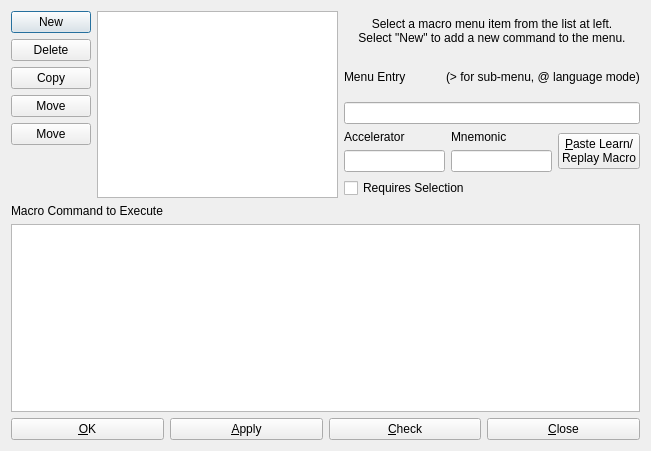
Old version of the form source/DialogWindowBackgroundMenu.ui in the repository eteran/nedit-ng.
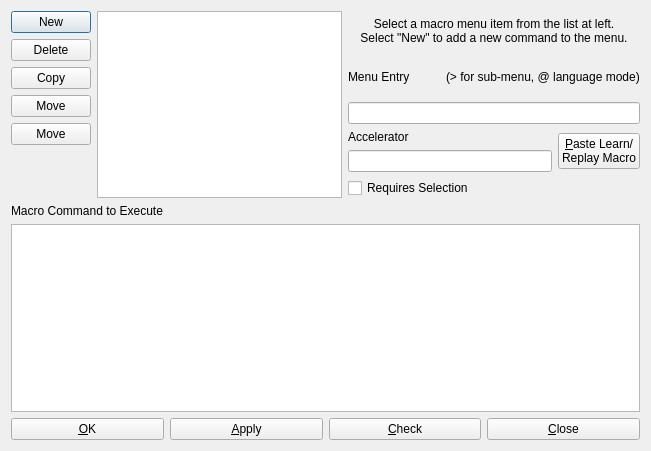
New version of the form. Icons and pictures are not drawn. Custom widgets are drawn as their Qt base class.

Commit message:
switching how mnemonics are handled to be inline with Qt's approach. It is more flexible for the user even if it isn't backwards compatible.
It should be a fairly simple migration though.

```diff
--- a/source/DialogWindowBackgroundMenu.ui
+++ b/source/DialogWindowBackgroundMenu.ui
@@ -151,24 +151,10 @@
            </property>
           </widget>
          </item>
-         <item row="0" column="1">
-          <widget class="QLabel" name="label_5">
-           <property name="text">
-            <string>Mnemonic</string>
-           </property>
-          </widget>
-         </item>
          <item row="1" column="0">
           <widget class="KeySequenceEdit" name="editAccelerator"/>
          </item>
-         <item row="1" column="1">
-          <widget class="QLineEdit" name="editMnemonic">
-           <property name="maxLength">
-            <number>1</number>
-           </property>
-          </widget>
-         </item>
-         <item row="0" column="2" rowspan="2">
+         <item row="0" column="1" rowspan="2">
           <widget class="QPushButton" name="buttonPasteLRMacro">
            <property name="text">
             <string>&amp;Paste Learn/
```
The commit also changes 10 other files.
